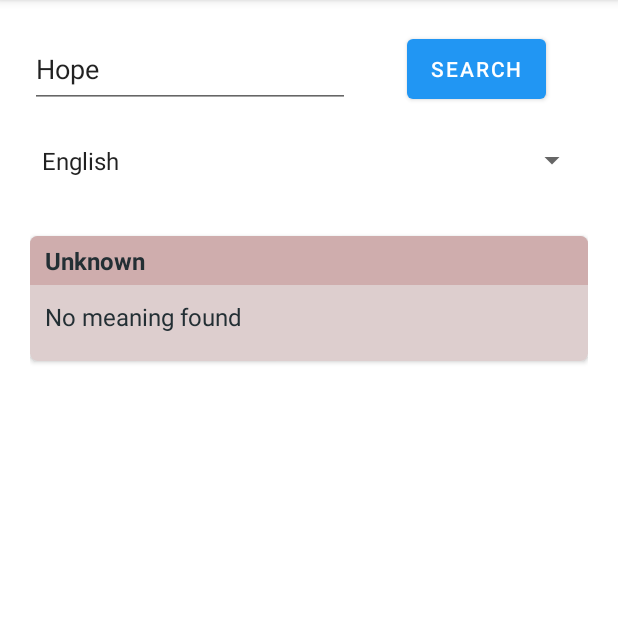
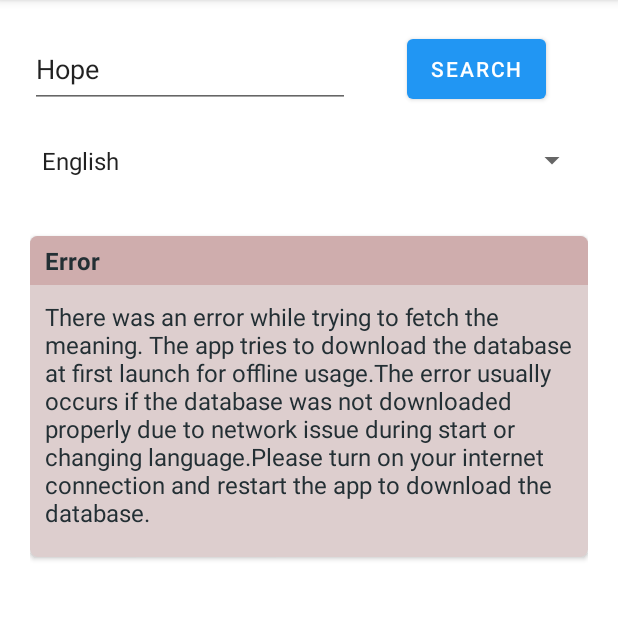
Before and after one commit to tirkarthi/NotificationDictionary, an Android app: the screen it shows after launch (MainActivity), after a tap on "SEARCH", on a phone screen of 412 x 824 dp, the part 84-704 px from its top. Run offline under Robolectric (Android 15) with nearby library versions, the phone set to English and light mode, and no system bars; our stand-ins replace Room's generated code; libraries missing offline, so code that uses them is left out: com.huxq17.download, com.suddenh4x.ratingdialog, de.cketti.library, io.sentry; 8 statements that could not run were skipped.

Commit message:
Add error message for database crash and enable Sentry.

```diff
--- a/app/build.gradle
+++ b/app/build.gradle
@@ -28,8 +28,8 @@ android {
         applicationId "com.xtreak.notificationdictionary"
         minSdk 24
         targetSdk 31
-        versionCode 9
-        versionName "0.0.9"
+        versionCode 10
+        versionName "0.0.10"
 
         testInstrumentationRunner "androidx.test.runner.AndroidJUnitRunner"
     }
@@ -61,6 +61,7 @@ dependencies {
     implementation'com.huxq17.pump:download:1.3.10'
     implementation 'com.squareup.okhttp3:okhttp:4.9.1'
     implementation 'de.cketti.library.changelog:ckchangelog:1.2.2'
+    implementation 'io.sentry:sentry-android:4.3.0'
 
     testImplementation 'junit:junit:4.+'
     androidTestImplementation 'androidx.test.ext:junit:1.1.3'
--- a/app/src/main/AndroidManifest.xml
+++ b/app/src/main/AndroidManifest.xml
@@ -11,6 +11,7 @@
         android:roundIcon="@mipmap/ic_launcher_round"
         android:supportsRtl="true"
         android:theme="@style/Theme.NotificationDictionary">
+        <meta-data android:name="io.sentry.dsn" android:value="https://c2152c70152f4dbab75dd18714a65699@o996828.ingest.sentry.io/5955342" />
         <activity
             android:name=".AboutActivity"
             android:exported="true"
--- a/app/src/main/java/com/xtreak/notificationdictionary/MainActivity.kt
+++ b/app/src/main/java/com/xtreak/notificationdictionary/MainActivity.kt
@@ -35,6 +35,7 @@ import com.huxq17.download.core.DownloadListener
 import com.suddenh4x.ratingdialog.AppRating
 import com.suddenh4x.ratingdialog.preferences.RatingThreshold
 import de.cketti.library.changelog.ChangeLog
+import io.sentry.Sentry
 import java.io.File
 import java.io.FileOutputStream
 import java.util.*
@@ -414,7 +415,7 @@ class MainActivity : AppCompatActivity() {
                     Snackbar.make(
                         findViewById(R.id.mainLayout),
                         "Download failed. Please check your internet connection and relaunch the app.",
-                        Snackbar.LENGTH_SHORT
+                        Snackbar.LENGTH_INDEFINITE
                     ).show()
                 }
             })
@@ -485,7 +486,21 @@ class MainActivity : AppCompatActivity() {
         executor.execute {
             val database = AppDatabase.getDatabase(this)
             val dao = database.dictionaryDao()
-            val meanings = dao.getAllMeaningsByWord(word)
+            var meanings: List<Word>
+
+            try {
+                meanings = dao.getAllMeaningsByWord(word)
+            } catch (e: Exception) {
+                Sentry.captureException(e);
+                meanings = listOf(
+                    Word(
+                        1, "", "Error", 1, 1,
+                        "There was an error while trying to fetch the meaning. The app tries to download the database at first launch for offline usage." +
+                                "The error usually occurs if the database was not downloaded properly due to network issue during start or changing language." +
+                                "Please turn on your internet connection and restart the app to download the database."
+                    )
+                )
+            }
 
             handler.post {
                 val mRecyclerView = findViewById<RecyclerView>(R.id.meaningRecyclerView)
```
Also changed, not shown: app/src/main/java/com/xtreak/notificationdictionary/ProcessTextActivity.kt (+13 -1 lines).
